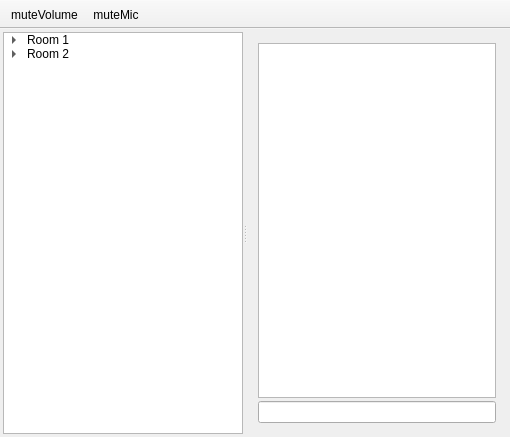
This is src/voicechat/qt/mainwindow.ui in simeks/m7017e-lab as Qt 5 draws it before an edit. The edited form follows.
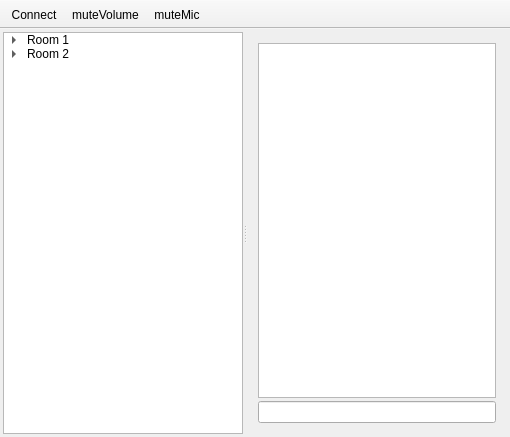
This is the edited form. Icons and pictures are not drawn.

Commit message: Added a connect dialog.

Patch:
```diff
--- a/src/voicechat/qt/mainwindow.ui
+++ b/src/voicechat/qt/mainwindow.ui
@@ -128,6 +128,7 @@
    <attribute name="toolBarBreak">
     <bool>false</bool>
    </attribute>
+   <addaction name="actionConnect"/>
    <addaction name="muteVolume"/>
    <addaction name="muteMic"/>
   </widget>
@@ -155,6 +156,11 @@
     <string>muteMic</string>
    </property>
   </action>
+  <action name="actionConnect">
+   <property name="text">
+    <string>Connect</string>
+   </property>
+  </action>
  </widget>
  <layoutdefault spacing="6" margin="11"/>
  <resources>
```
The commit also changes 9 other files.
